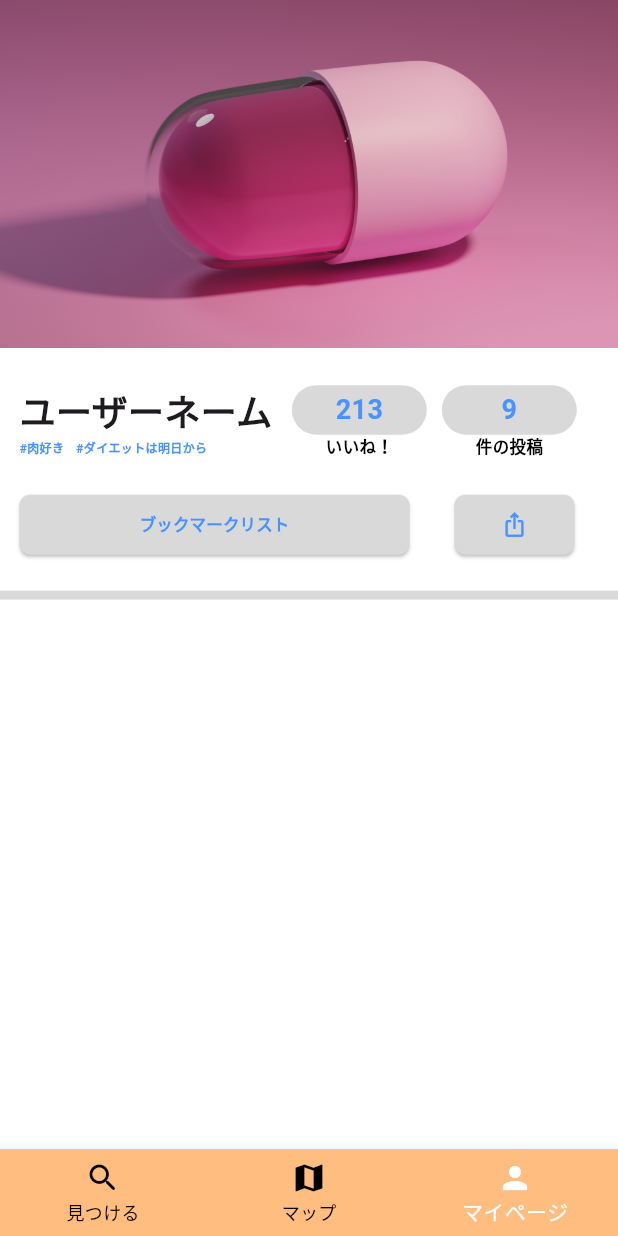
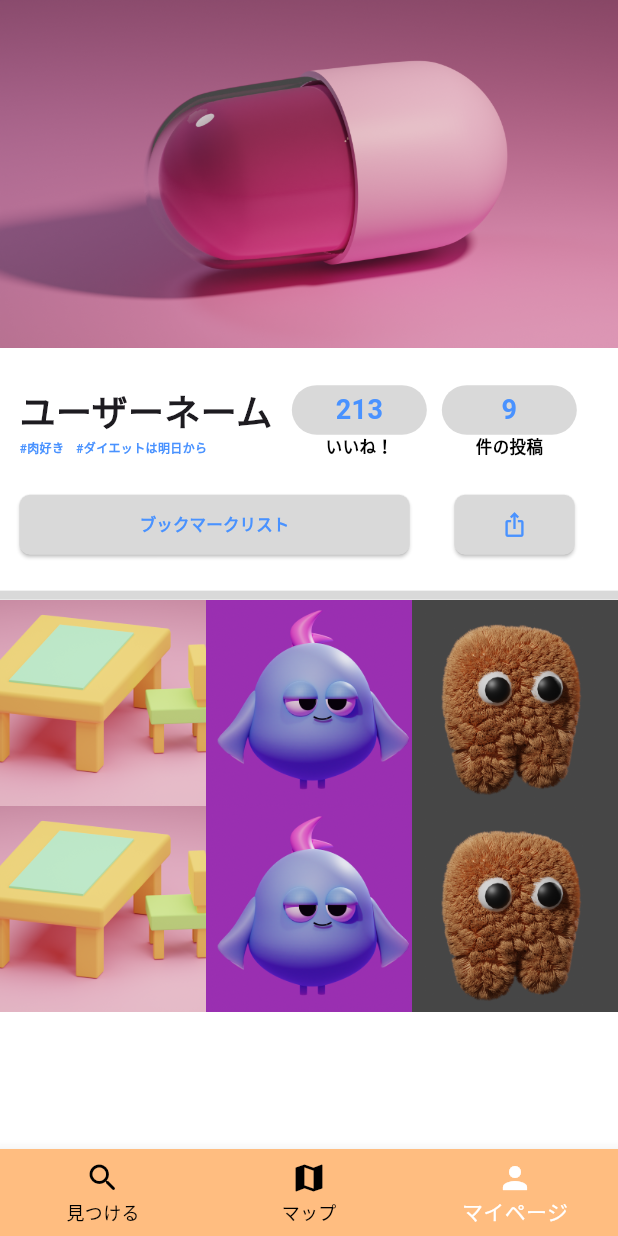
Before and after one commit to yambaru-hackathon/Group-7, a Flutter app: the screen it shows after launch, item 3 of the bottom bar chosen, on a phone screen of 412 x 824 dp. Run offline on Flutter 3.47's test engine with Material 3 defaults, Android fonts, the light colour scheme and no system bars; our stand-ins replace flutter_riverpod.

Commit message:
とりあえずの完成

```diff
--- a/lib/main.dart
+++ b/lib/main.dart
@@ -64,7 +64,7 @@
     final Pages = [
       const Sarch(),
       const Map(),
-      const Mypage(),
+      Mypage(),
     ];
 
     return Scaffold(
--- a/lib/mypage.dart
+++ b/lib/mypage.dart
@@ -1,7 +1,16 @@
 import 'package:flutter/material.dart';
 
 class Mypage extends StatelessWidget {
-  const Mypage({super.key});
+  Mypage({super.key});
+
+  final img = [
+    "images/desk.png",
+    "images/bird.png",
+    "images/mofuo.png",
+    "images/desk.png",
+    "images/bird.png",
+    "images/mofuo.png",
+  ];
 
   @override
   Widget build(BuildContext context) {
@@ -163,9 +172,40 @@ class Mypage extends StatelessWidget {
           width: double.infinity,
           height: 6,
           color: const Color(0xFFD9D9D9),
+        ),
+        MediaQuery.removePadding(
+          context: context,
+          removeTop: true,
+          child: GridView.count(
+              shrinkWrap: true,
+              physics: const NeverScrollableScrollPhysics(),
+              primary: false,
+              crossAxisCount: 3,
+              // mapはforみたいなもの
+              children: img.map((img) {
+                return InstagramPostItem(img: img,);
+              }).toList(),
+            ),
         )
+        ]),
+    );
+  }
+}
 
-        ],
+class InstagramPostItem extends StatelessWidget {
+  const InstagramPostItem({Key? key,required this.img}) : super(key: key);
+
+  final String img;
+
+  @override
+  Widget build(BuildContext context) {
+    return InkWell(
+      onTap: () {
+        // 画像が押された時の処理
+      },
+      child: Image.asset(
+        img,
+        fit: BoxFit.cover,
       ),
     );
   }
```
Also changed, not shown: images/bird.png (added), images/desk.png (added), images/mofuo.png (added), 6 other files.
